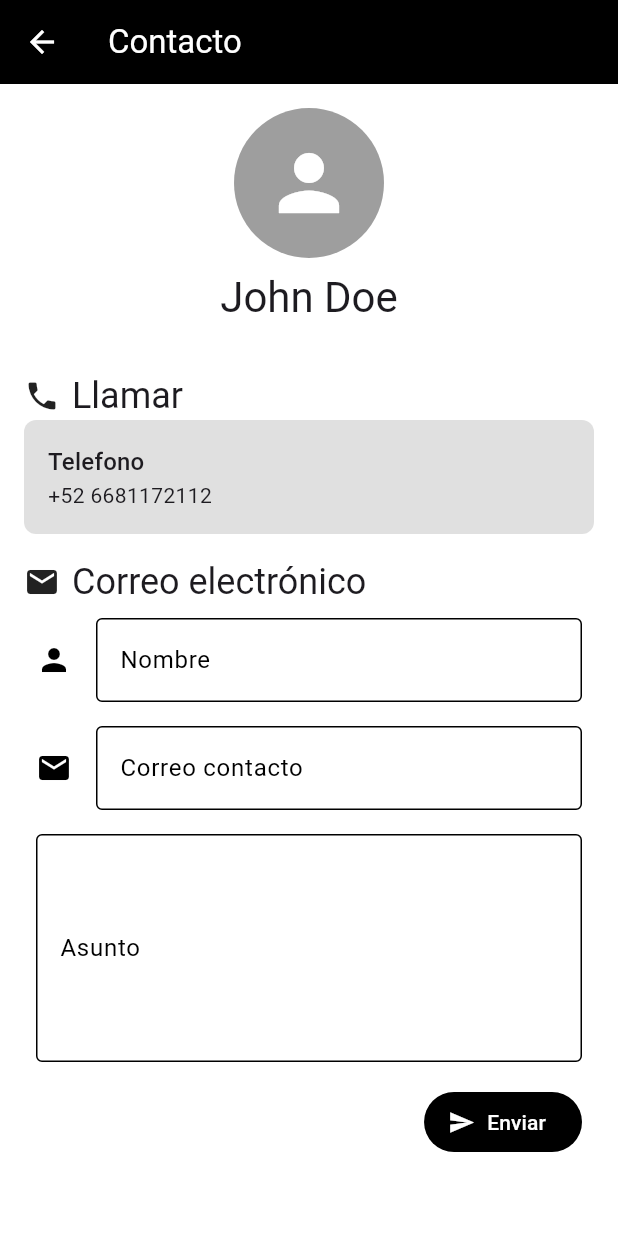
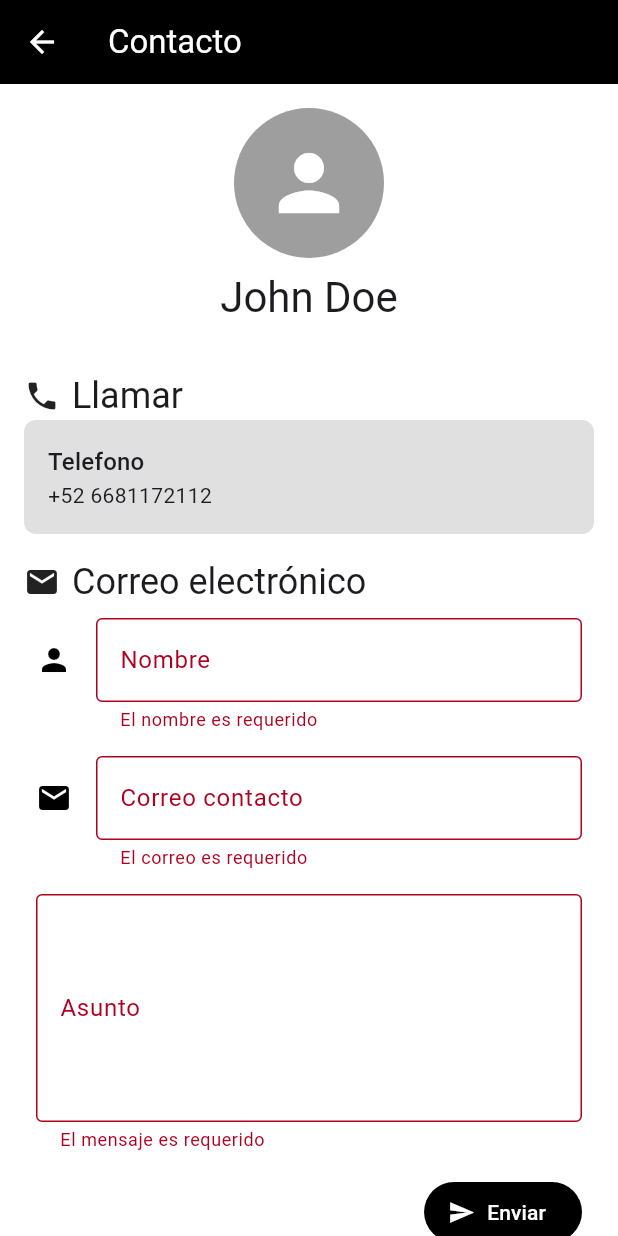
Before and after one commit to manuelruelas/market, a Flutter app: the ContactFormPage screen opened directly, after a tap on "Enviar", on a phone screen of 412 x 824 dp. Run offline on Flutter 3.47's test engine with Material 3 defaults, Android fonts, the phone set to English and light mode, and no system bars; our stand-ins replace bloc, carousel_slider, dartz, dio, email_validator, equatable and 6 more; missing offline and left inert: mailer; accounts and stored records are empty; generated files the repository leaves out were written again; network calls fail.

```diff
--- a/lib/ui/contact_form/contact_form.dart
+++ b/lib/ui/contact_form/contact_form.dart
@@ -11,7 +11,7 @@ class ContactForm extends StatelessWidget {
   Widget build(BuildContext context) {
     return BlocProvider(
       create: (context) => sl<ContactFormCubit>(),
-      child: const ContactFormPage(),
+      child: ContactFormPage(),
     );
   }
 }
--- a/lib/ui/contact_form/cubit/contact_form_cubit.dart
+++ b/lib/ui/contact_form/cubit/contact_form_cubit.dart
@@ -24,13 +24,14 @@ class ContactFormCubit extends Cubit<ContactFormState> {
   }
 
   void submit() {
+    emit(state.copyWith(status: ContactFormStatus.sending));
     final message = ContactMessage(
       name: state.name,
       email: state.email,
       message: state.message,
       from: state.email,
     );
-    // Send the message
+
     sendEmailUsecase(SendEmailParams(message: message)).then((result) {
       result.fold(
         (failure) => emit(state.copyWith(status: ContactFormStatus.error)),
--- a/lib/ui/contact_form/cubit/contact_form_state.dart
+++ b/lib/ui/contact_form/cubit/contact_form_state.dart
@@ -36,4 +36,4 @@ class ContactFormState extends Equatable {
   }
 }
 
-enum ContactFormStatus { initial, loading, success, error }
+enum ContactFormStatus { initial, loading, success, error, sending }
--- a/lib/ui/contact_form/pages/contact_form_page.dart
+++ b/lib/ui/contact_form/pages/contact_form_page.dart
@@ -1,16 +1,38 @@
+import 'package:email_validator/email_validator.dart';
 import 'package:flutter/material.dart';
 import 'package:flutter/widgets.dart';
 import 'package:flutter_bloc/flutter_bloc.dart';
+import 'package:go_router/go_router.dart';
 import 'package:market/ui/contact_form/contact_form.dart';
 import 'package:market/ui/contact_form/cubit/contact_form_cubit.dart';
 import 'package:url_launcher/url_launcher.dart';
 
 class ContactFormPage extends StatelessWidget {
-  const ContactFormPage({super.key});
+  ContactFormPage({super.key});
+
+  GlobalKey<FormState> formKey = GlobalKey<FormState>();
 
   @override
   Widget build(BuildContext context) {
-    return Scaffold(
+    return BlocListener<ContactFormCubit, ContactFormState>(
+      listener: (context, state) {
+        if (state.status == ContactFormStatus.success) {
+          ScaffoldMessenger.of(context).showSnackBar(
+            const SnackBar(
+              content: Text("Mensaje enviado"),
+            ),
+          );
+          context.go('/product-list');
+        }
+        if (state.status == ContactFormStatus.error) {
+          ScaffoldMessenger.of(context).showSnackBar(
+            const SnackBar(
+              content: Text("Error al enviar el mensaje"),
+            ),
+          );
+        }
+      },
+      child: Scaffold(
         backgroundColor: Colors.white,
         appBar: AppBar(
           title: const Text("Contacto"),
@@ -76,7 +98,8 @@ class ContactFormPage extends StatelessWidget {
                             crossAxisAlignment: CrossAxisAlignment.start,
                             children: [
                               Text("Telefono",
-                                style: Theme.of(context).textTheme.titleMedium),
+                                  style:
+                                      Theme.of(context).textTheme.titleMedium),
                               const Text("+52 6681172112")
                             ],
                           ),
@@ -105,11 +128,18 @@ class ContactFormPage extends StatelessWidget {
                         crossAxisAlignment: CrossAxisAlignment.start,
                         children: [
                           Form(
+                            key: formKey,
                             child: Column(
                               children: [
                                 BlocBuilder<ContactFormCubit, ContactFormState>(
                                   builder: (context, state) {
                                     return TextFormField(
+                                      validator: (value) {
+                                        if (value == null || value.isEmpty) {
+                                          return "El nombre es requerido";
+                                        }
+                                        return null;
+                                      },
                                       onChanged: (value) {
                                         context
                                             .read<ContactFormCubit>()
@@ -128,6 +158,15 @@ class ContactFormPage extends StatelessWidget {
                                 BlocBuilder<ContactFormCubit, ContactFormState>(
                                   builder: (context, state) {
                                     return TextFormField(
+                                      validator: (value) {
+                                        if (value == null || value.isEmpty) {
+                                          return "El correo es requerido";
+                                        }
+                                        if (!EmailValidator.validate(value)) {
+                                          return "Correo inválido";
+                                        }
+                                        return null;
+                                      },
                                       onChanged: (value) {
                                         context
                                             .read<ContactFormCubit>()
@@ -147,6 +186,12 @@ class ContactFormPage extends StatelessWidget {
                                 BlocBuilder<ContactFormCubit, ContactFormState>(
                                   builder: (context, state) {
                                     return TextFormField(
+                                      validator: (value) {
+                                        if (value == null || value.isEmpty) {
+                                          return "El mensaje es requerido";
+                                        }
+                                        return null;
+                                      },
                                       onChanged: (value) {
                                         context
                                             .read<ContactFormCubit>()
@@ -173,7 +218,9 @@ class ContactFormPage extends StatelessWidget {
                               FilledButton.icon(
                                 icon: const Icon(Icons.send),
                                 onPressed: () {
+                                  if (formKey.currentState!.validate()) {
                                     context.read<ContactFormCubit>().submit();
+                                  }
                                 },
                                 label: const Text("Enviar"),
                               ),
@@ -188,6 +235,7 @@ class ContactFormPage extends StatelessWidget {
             ),
           ),
         ),
+      ),
     );
   }
 }
--- a/pubspec.yaml
+++ b/pubspec.yaml
@@ -7,6 +7,7 @@ environment:
   sdk: '>=3.4.1 <4.0.0'
 
 dependencies:
+  email_validator: '^2.1.16'
   firebase_core: ^3.1.0
   firebase_messaging: ^15.0.1
   flutter:
```
Also changed, not shown: pubspec.lock. Lines whose indentation alone changed are shown as unchanged.
